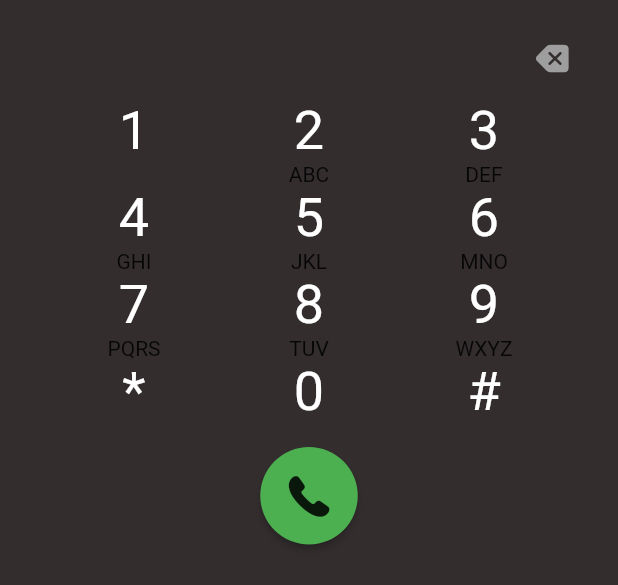
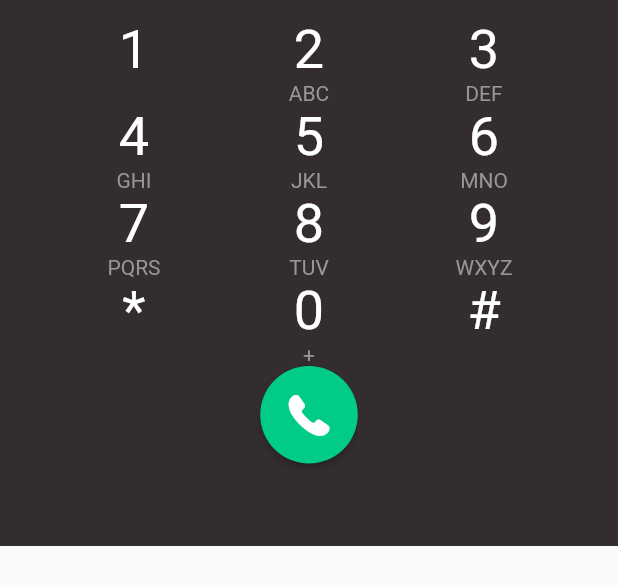
Before and after one commit to Simplii/fusion-mobile3, a Flutter app: the DialPad widget shown alone on an empty page, opened directly with empty values, on a phone screen of 412 x 824 dp. Shown: the top 585 px of the screen. Run offline on Flutter 3.47's test engine with Material 2 defaults, Android fonts, the phone set to English and light mode, and no system bars; our stand-ins replace firebase_core, firebase_messaging, flutter_spinkit, image_picker, modal_bottom_sheet, photo_view and 2 more; missing offline and left inert: callkeep, flutter_gravatar, flutter_webrtc, sip_ua, websocket_manager; accounts and stored records are empty; network calls fail; statements that could not run were skipped.

Commit message:
Fixed up dialpad view
Former-commit-id: 9012236c5d5d415466090a49e9519e053950d080

```diff
--- a/lib/main.dart
+++ b/lib/main.dart
@@ -9,6 +9,7 @@ import 'package:firebase_messaging/firebase_messaging.dart';
 import 'package:flutter/cupertino.dart';
 import 'package:flutter/material.dart';
 import 'package:fusion_mobile_revamped/src/callpop/call_view.dart';
+import 'package:fusion_mobile_revamped/src/dialpad/dialpad_view.dart';
 import 'package:modal_bottom_sheet/modal_bottom_sheet.dart';
 import 'package:sip_ua/sip_ua.dart';
 import 'package:uuid/uuid.dart';
@@ -17,7 +18,6 @@ import 'src/backend/fusion_connection.dart';
 import 'src/backend/softphone.dart';
 import 'src/components/menu.dart';
 import 'src/contacts/recent_contacts.dart';
-import 'src/dialpad/dialpad.dart';
 import 'src/login.dart';
 import 'src/messages/messages_list.dart';
 import 'src/messages/new_message_popup.dart';
@@ -244,7 +244,7 @@ class _MyHomePageState extends State<MyHomePage> {
   void _openDialPad() {
     showBarModalBottomSheet(
         context: context,
-        builder: (context) => DialPad(fusionConnection, softphone));
+        builder: (context) => DialPadView(fusionConnection, softphone));
   }
 
   void _openCallView() {
--- a/lib/src/dialpad/dialpad.dart
+++ b/lib/src/dialpad/dialpad.dart
@@ -55,18 +55,19 @@ class _DialPadState extends State<DialPad> {
     'TUV',
     'WXYZ',
     '',
-    '',
+    '+',
     ''
   ];
 
   @override
   Widget build(BuildContext context) {
     return Container(
+        constraints: BoxConstraints.tightFor(height: dialedNumber == '' ? 430 - 66.0 : 430),
         decoration: BoxDecoration(color: darkGrey),
         padding: EdgeInsets.all(12.0),
         child: Column(
           children: [
-            Row(
+            if (dialedNumber != '') Row(
               mainAxisAlignment: MainAxisAlignment.spaceBetween,
               children: [
                 Padding(padding: EdgeInsets.only(left: 40)),
@@ -85,30 +86,66 @@ class _DialPadState extends State<DialPad> {
                 children: [
                   Row(
                     children: [
-                      DialPadKey(onPressed: handleDialPadKeyPress, digit: '1', alphas: digitAlphas[0]),
-                      DialPadKey(onPressed: handleDialPadKeyPress, digit: '2', alphas: digitAlphas[1]),
-                      DialPadKey(onPressed: handleDialPadKeyPress, digit: '3', alphas: digitAlphas[2]),
+                      DialPadKey(
+                          onPressed: handleDialPadKeyPress,
+                          digit: '1',
+                          alphas: digitAlphas[0]),
+                      DialPadKey(
+                          onPressed: handleDialPadKeyPress,
+                          digit: '2',
+                          alphas: digitAlphas[1]),
+                      DialPadKey(
+                          onPressed: handleDialPadKeyPress,
+                          digit: '3',
+                          alphas: digitAlphas[2]),
                     ],
                   ),
                   Row(
                     children: [
-                      DialPadKey(onPressed: handleDialPadKeyPress, digit: '4', alphas: digitAlphas[3]),
-                      DialPadKey(onPressed: handleDialPadKeyPress, digit: '5', alphas: digitAlphas[4]),
-                      DialPadKey(onPressed: handleDialPadKeyPress, digit: '6', alphas: digitAlphas[5]),
+                      DialPadKey(
+                          onPressed: handleDialPadKeyPress,
+                          digit: '4',
+                          alphas: digitAlphas[3]),
+                      DialPadKey(
+                          onPressed: handleDialPadKeyPress,
+                          digit: '5',
+                          alphas: digitAlphas[4]),
+                      DialPadKey(
+                          onPressed: handleDialPadKeyPress,
+                          digit: '6',
+                          alphas: digitAlphas[5]),
                     ],
                   ),
                   Row(
                     children: [
-                      DialPadKey(onPressed: handleDialPadKeyPress, digit: '7', alphas: digitAlphas[6]),
-                      DialPadKey(onPressed: handleDialPadKeyPress, digit: '8', alphas: digitAlphas[7]),
-                      DialPadKey(onPressed: handleDialPadKeyPress, digit: '9', alphas: digitAlphas[8]),
+                      DialPadKey(
+                          onPressed: handleDialPadKeyPress,
+                          digit: '7',
+                          alphas: digitAlphas[6]),
+                      DialPadKey(
+                          onPressed: handleDialPadKeyPress,
+                          digit: '8',
+                          alphas: digitAlphas[7]),
+                      DialPadKey(
+                          onPressed: handleDialPadKeyPress,
+                          digit: '9',
+                          alphas: digitAlphas[8]),
                     ],
                   ),
                   Row(
                     children: [
-                      DialPadKey(onPressed: handleDialPadKeyPress, digit: '*', alphas: digitAlphas[9]),
-                      DialPadKey(onPressed: handleDialPadKeyPress, digit: '0', alphas: digitAlphas[10]),
-                      DialPadKey(onPressed: handleDialPadKeyPress, digit: '#', alphas: digitAlphas[11]),
+                      DialPadKey(
+                          onPressed: handleDialPadKeyPress,
+                          digit: '*',
+                          alphas: digitAlphas[9]),
+                      DialPadKey(
+                          onPressed: handleDialPadKeyPress,
+                          digit: '0',
+                          alphas: digitAlphas[10]),
+                      DialPadKey(
+                          onPressed: handleDialPadKeyPress,
+                          digit: '#',
+                          alphas: digitAlphas[11]),
                     ],
                   ),
                 ],
@@ -120,9 +157,10 @@ class _DialPadState extends State<DialPad> {
                 RawMaterialButton(
                   onPressed: placeCall,
                   elevation: 2.0,
-                  fillColor: Colors.green,
+                  fillColor: successGreen,
                   child: Icon(
                     CupertinoIcons.phone_solid,
+                    color: Colors.white,
                     size: 35.0,
                   ),
                   padding: EdgeInsets.all(15.0),
--- a/lib/src/dialpad/dialpad_key.dart
+++ b/lib/src/dialpad/dialpad_key.dart
@@ -1,4 +1,5 @@
 import 'package:flutter/material.dart';
+import 'package:fusion_mobile_revamped/src/styles.dart';
 
 class DialPadKey extends StatefulWidget {
   DialPadKey({Key key, this.onPressed, this.digit, this.alphas})
@@ -27,7 +28,7 @@ class _DialPadKeyState extends State<DialPadKey> {
                 mainAxisAlignment: MainAxisAlignment.center,
                 children: [
                   Text(widget.digit, style: digitStyling),
-                  Text(widget.alphas)
+                  Text(widget.alphas, style: TextStyle(color: smoke))
                 ])));
   }
 }
--- a/lib/src/styles.dart
+++ b/lib/src/styles.dart
@@ -17,6 +17,7 @@ Color offBlack = Color.fromARGB(255, 27, 24, 24);
 Color ash = Color.fromARGB(255, 229, 227, 227);
 Color halfGray = Color.fromARGB(255,112,112,122);
 Color informationBlue = Color.fromARGB(255,0,170,255);
+Color successGreen = Color.fromARGB(255, 0, 204, 136);
 
 Color translucentBlack(double amount) {
   return Color.fromARGB((255 * amount).round(), 0, 0, 0);
```
Also changed, not shown: lib/src/dialpad/contacts_search.dart (added, +27 -0 lines), lib/src/dialpad/dialpad_view.dart (added, +33 -0 lines), 1 other file.
